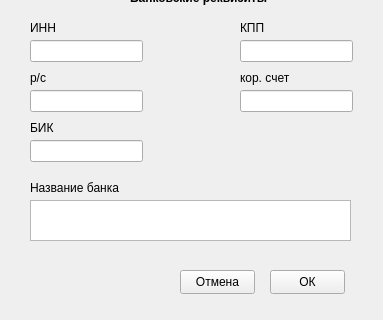
First picture: the form in my_helper/notebook/designer_ui/new_company.ui, repository SmolPO/vertical, before the edit; both pictures show x 0 to 383 and y 200 to 520 of the 383 by 520 pixel window.
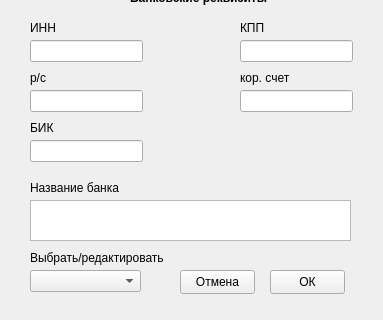
Second picture: the form after the edit.

The edit to the form file:
```diff
--- a/my_helper/notebook/designer_ui/new_company.ui
+++ b/my_helper/notebook/designer_ui/new_company.ui
@@ -266,6 +266,29 @@
     <string>Отмена</string>
    </property>
   </widget>
+  <widget class="QComboBox" name="cb_chouse">
+   <property name="geometry">
+    <rect>
+     <x>30</x>
+     <y>470</y>
+     <width>111</width>
+     <height>22</height>
+    </rect>
+   </property>
+  </widget>
+  <widget class="QLabel" name="label_11">
+   <property name="geometry">
+    <rect>
+     <x>30</x>
+     <y>450</y>
+     <width>141</width>
+     <height>16</height>
+    </rect>
+   </property>
+   <property name="text">
+    <string>Выбрать/редактировать</string>
+   </property>
+  </widget>
  </widget>
  <resources/>
  <connections/>
```
